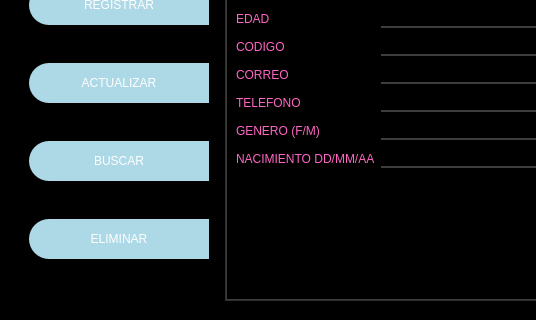
abi76416949/Proyecto-Datos-y-algoritmo, file intefaz/menu.ui: the form before one commit; both pictures show x 0 to 536 and y 220 to 540 of the 852 by 540 pixel window.
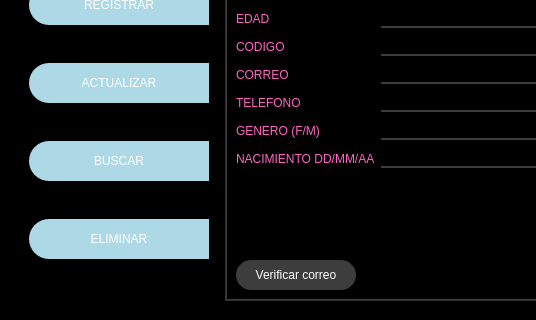
The form after the commit. The open tabs and pages were chosen to show the change. Icons and pictures are not drawn.

Patch:
```diff
--- a/intefaz/menu.ui
+++ b/intefaz/menu.ui
@@ -906,6 +906,19 @@
               </item>
               <item>
                <layout class="QHBoxLayout" name="horizontalLayout_6">
+                <item>
+                 <widget class="QPushButton" name="pushButton_3">
+                  <property name="minimumSize">
+                   <size>
+                    <width>120</width>
+                    <height>30</height>
+                   </size>
+                  </property>
+                  <property name="text">
+                   <string>Verificar correo</string>
+                  </property>
+                 </widget>
+                </item>
                 <item>
                  <widget class="QLabel" name="label_registroverificacion">
                   <property name="minimumSize">
```
